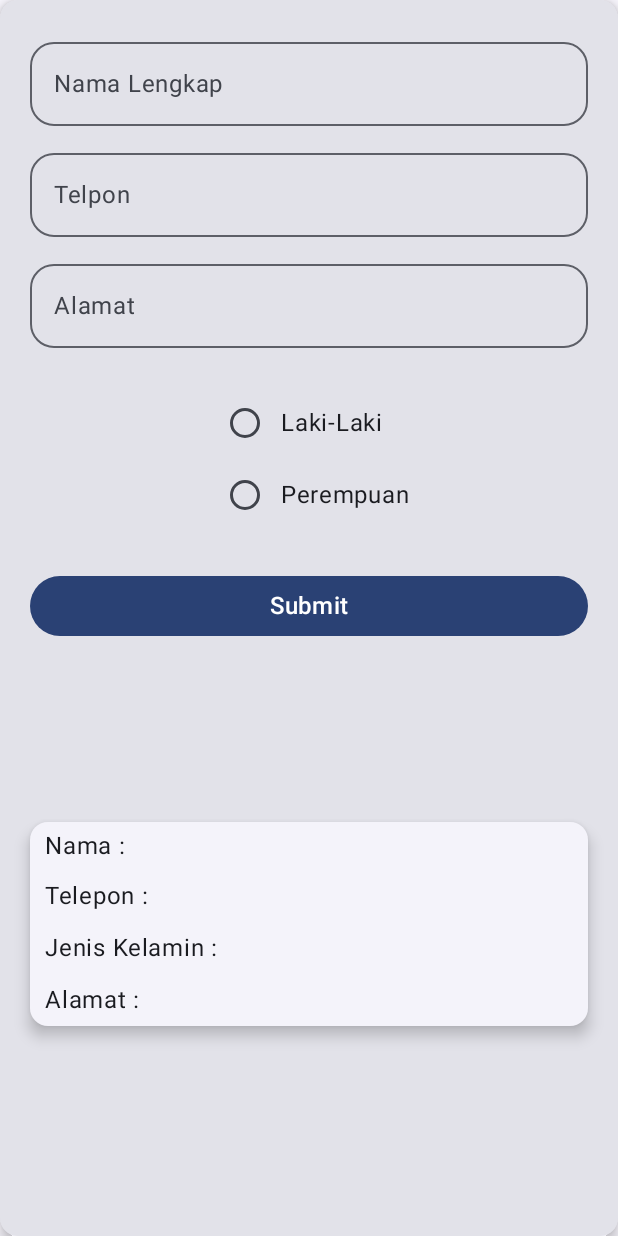
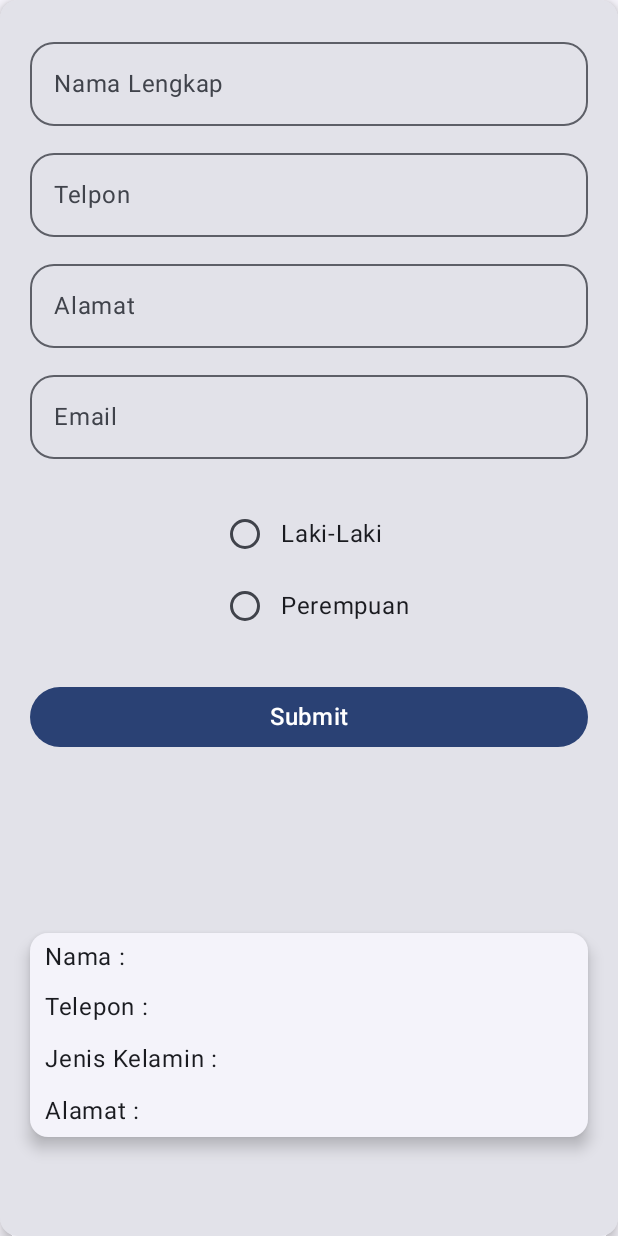
Before and after one commit to RoqiSB/114_ViewModel, an Android app built with Jetpack Compose: the screen it shows after launch (MainActivity), on a phone screen of 412 x 824 dp. Run offline under Robolectric (Android 15) with nearby library versions, the phone set to English and light mode, and no system bars.

Commit message:
menambahkan textfield Email

```diff
--- a/app/src/main/java/com/example/datainput/MainActivity.kt
+++ b/app/src/main/java/com/example/datainput/MainActivity.kt
@@ -128,6 +128,7 @@ fun TampilForm(cobaViewModel: CobaViewModel = viewModel()){
     var textNama by remember { mutableStateOf("") }
     var textTlp by remember { mutableStateOf("") }
     var textAlm by remember { mutableStateOf("") }
+    var textEmail by remember { mutableStateOf("") }
 
     val context = LocalContext.current
     val dataform: Dataform
@@ -156,7 +157,12 @@ fun TampilForm(cobaViewModel: CobaViewModel = viewModel()){
         label = { Text(text = "Alamat")},
         onValueChange = {textAlm = it})
 
-
+    OutlinedTextField(value = textEmail,
+        singleLine = true,
+        shape = MaterialTheme.shapes.large,
+        modifier = Modifier.fillMaxWidth(),
+        label = { Text(text = "Email")},
+        onValueChange = {textEmail = it})
 
     SelectJK(option = datasource.jenis.map { id -> context.resources.getString(id)},
         onSelectionChange = {cobaViewModel.setJenisK(it)})
```
